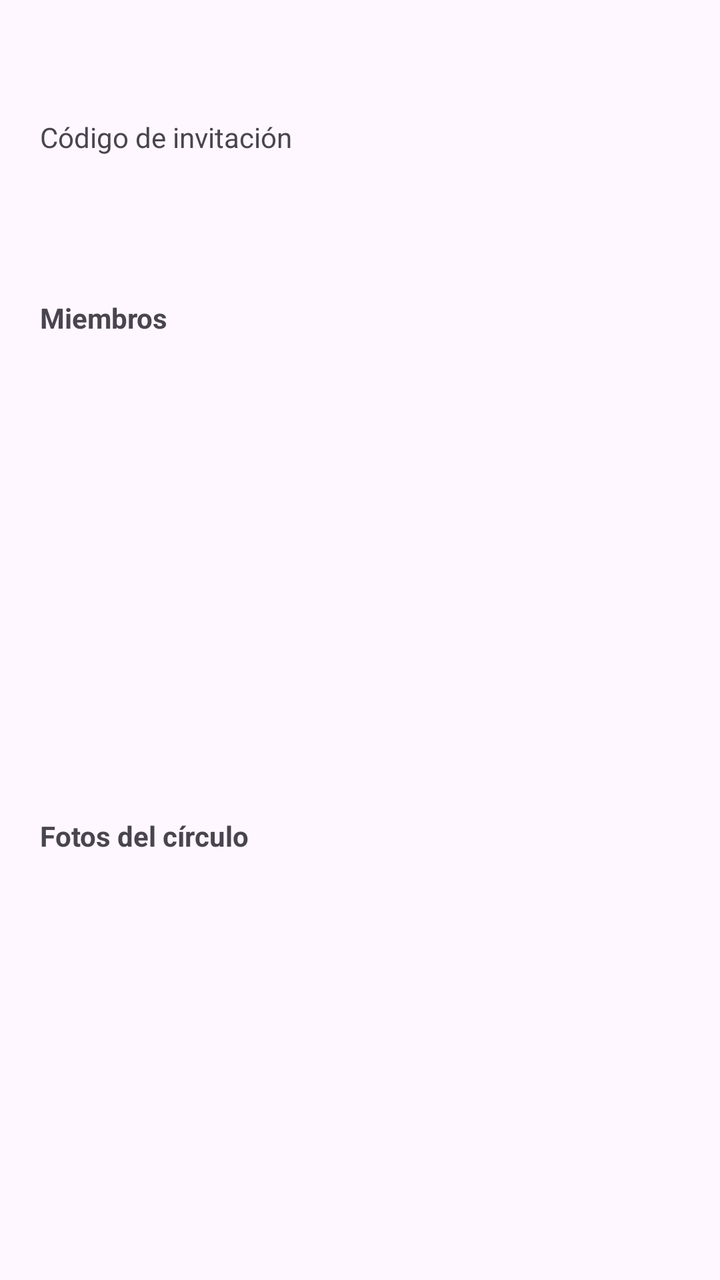
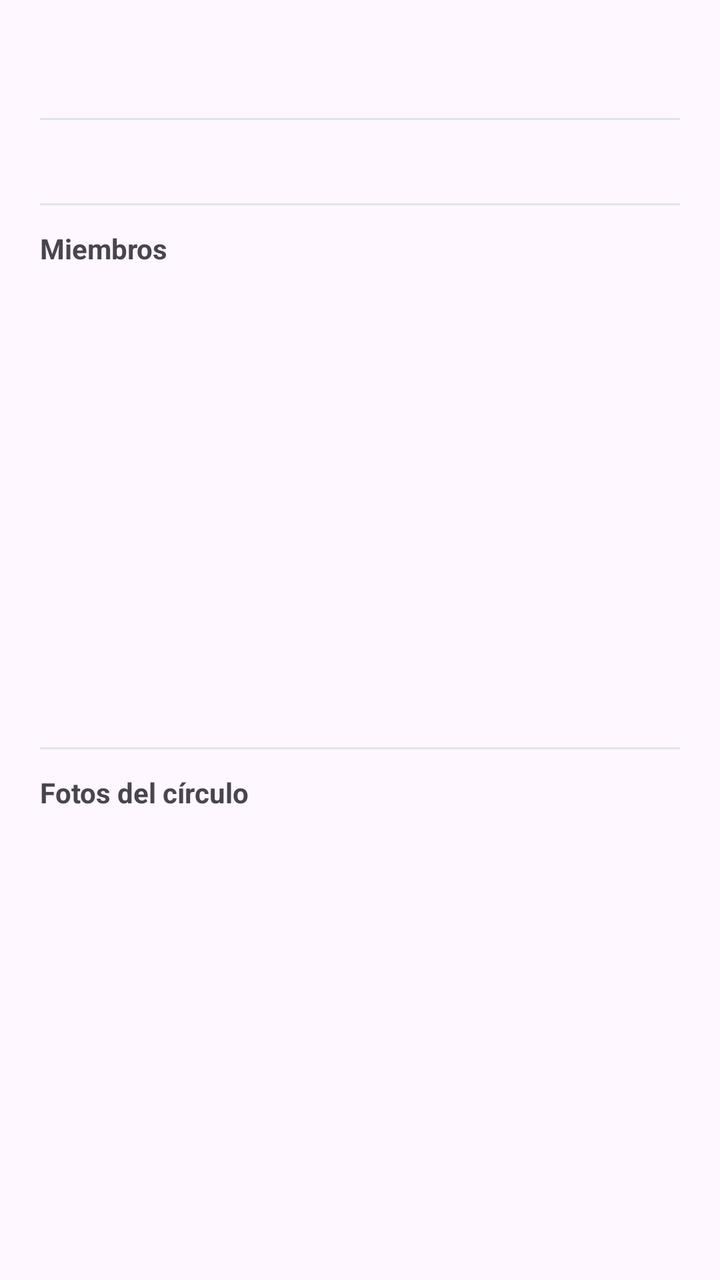

Two renders of the same Android screen: before a commit and after it. Below are the layout's source before the change and the commit's diff.
<!-- AndroidManifest.xml: application theme Theme.Pace -->
<!-- res/layout/dialog_group_info.xml -->
<?xml version="1.0" encoding="utf-8"?>
<ScrollView xmlns:android="http://schemas.android.com/apk/res/android"
    xmlns:app="http://schemas.android.com/apk/res-auto"
    android:layout_width="match_parent"
    android:layout_height="wrap_content"
    android:padding="20dp">

    <LinearLayout
        android:layout_width="match_parent"
        android:layout_height="wrap_content"
        android:orientation="vertical">

        
        <LinearLayout
            android:layout_width="match_parent"
            android:layout_height="wrap_content"
            android:gravity="center_vertical"
            android:orientation="horizontal">

            <EditText
                android:id="@+id/tv_group_name"
                android:layout_width="0dp"
                android:layout_height="wrap_content"
                android:layout_weight="1"
                android:textSize="20sp"
                android:textStyle="bold"
                android:background="@null"
                android:enabled="false"
                android:maxLines="1"
                android:imeOptions="actionDone"
                android:inputType="textCapSentences" />

            
            <ImageButton
                android:id="@+id/btn_edit_name"
                android:layout_width="36dp"
                android:layout_height="36dp"
                android:background="?attr/selectableItemBackgroundBorderless"
                android:src="@drawable/ic_edit"
                android:contentDescription="@string/group_rename_hint"
                android:visibility="gone"
                app:tint="@color/icon_color" />

            <com.google.android.material.button.MaterialButton
                android:id="@+id/btn_delete_group"
                android:layout_width="wrap_content"
                android:layout_height="40dp"
                android:text="@string/delete_group"
                android:textColor="@color/white"
                android:visibility="gone"
                app:backgroundTint="@color/error_red" />
        </LinearLayout>

        <TextView
            android:layout_width="wrap_content"
            android:layout_height="wrap_content"
            android:layout_marginTop="12dp"
            android:text="@string/group_join_code_label" />

        <TextView
            android:id="@+id/tv_join_code"
            android:layout_width="wrap_content"
            android:layout_height="wrap_content"
            android:textSize="18sp"
            android:textStyle="bold" />

        <TextView
            android:id="@+id/tv_members_summary"
            android:layout_width="wrap_content"
            android:layout_height="wrap_content"
            android:layout_marginTop="12dp" />

        
        <LinearLayout
            android:id="@+id/layout_admin_max"
            android:layout_width="match_parent"
            android:layout_height="wrap_content"
            android:layout_marginTop="12dp"
            android:orientation="vertical"
            android:visibility="gone">

            <TextView
                android:layout_width="wrap_content"
                android:layout_height="wrap_content"
                android:text="@string/group_max_members"
                android:textColor="@color/text_secondary"
                android:textSize="13sp" />

            
            <TextView
                android:id="@+id/tv_max_value"
                android:layout_width="wrap_content"
                android:layout_height="wrap_content"
                android:textSize="16sp"
                android:textStyle="bold"
                android:textColor="@color/text_primary"
                android:layout_gravity="center_horizontal"
                android:layout_marginTop="4dp" />

            <com.google.android.material.slider.Slider
                android:id="@+id/slider_max_members"
                android:layout_width="match_parent"
                android:layout_height="wrap_content"
                android:valueFrom="3"
                android:valueTo="6"
                android:stepSize="1" />

            <com.google.android.material.button.MaterialButton
                android:id="@+id/btn_save_max"
                android:layout_width="wrap_content"
                android:layout_height="wrap_content"
                android:layout_gravity="end"
                android:text="@string/save"
                android:textColor="@color/white"
                app:backgroundTint="@color/accent_primary" />

        </LinearLayout>

        <TextView
            android:layout_width="wrap_content"
            android:layout_height="wrap_content"
            android:layout_marginTop="16dp"
            android:text="@string/group_members_label"
            android:textStyle="bold" />

        <androidx.recyclerview.widget.RecyclerView
            android:id="@+id/rv_members"
            android:layout_width="match_parent"
            android:layout_height="220dp" />

        <com.google.android.material.button.MaterialButton
            android:id="@+id/btn_leave_group"
            android:layout_width="match_parent"
            android:layout_height="wrap_content"
            android:layout_marginTop="16dp"
            android:text="@string/leave_group"
            android:textColor="@color/white"
            android:visibility="gone"
            app:backgroundTint="@color/error_red" />

        
        <TextView
            android:layout_width="wrap_content"
            android:layout_height="wrap_content"
            android:layout_marginTop="20dp"
            android:text="@string/group_gallery_title"
            android:textStyle="bold"
            android:textSize="14sp" />

        <TextView
            android:id="@+id/tv_gallery_empty"
            android:layout_width="wrap_content"
            android:layout_height="wrap_content"
            android:layout_marginTop="8dp"
            android:text="@string/group_gallery_empty"
            android:textColor="@color/text_secondary"
            android:visibility="gone" />

        <androidx.recyclerview.widget.RecyclerView
            android:id="@+id/rv_photo_gallery"
            android:layout_width="match_parent"
            android:layout_height="200dp"
            android:layout_marginTop="8dp" />

    </LinearLayout>
</ScrollView>
<!-- resources referenced by this layout -->
<resources>
  <color name="accent_primary">#495057</color>
  <color name="error_red">#D32F2F</color>
  <color name="icon_color">#868E96</color>
  <color name="text_primary">#212529</color>
  <color name="text_secondary">#6C757D</color>
  <color name="white">#FFFFFFFF</color>
  <!-- drawable ic_edit (drawable) -->
  <vector xmlns:android="http://schemas.android.com/apk/res/android"
      android:width="24dp"
      android:height="24dp"
      android:viewportWidth="24"
      android:viewportHeight="24">
      <path
          android:fillColor="@android:color/black"
          android:pathData="M3,17.25V21h3.75L17.81,9.94l-3.75,-3.75L3,17.25zM20.71,7.04c0.39,-0.39 0.39,-1.02 0,-1.41l-2.34,-2.34c-0.39,-0.39 -1.02,-0.39 -1.41,0l-1.83,1.83 3.75,3.75 1.83,-1.83z"/>
  </vector>
  <string name="delete_group">Eliminar círculo</string>
  <string name="group_gallery_empty">Aún no hay fotos compartidas</string>
  <string name="group_gallery_title">Fotos del círculo</string>
  <string name="group_join_code_label">Código de invitación</string>
  <string name="group_max_members">Máximo participantes</string>
  <string name="group_members_label">Miembros</string>
  <string name="group_rename_hint">Nuevo nombre del grupo</string>
  <string name="leave_group">Salir del grupo</string>
  <string name="save">Guardar</string>
  <style name="Theme.Pace" parent="Base.Theme.Pace" />
  <style name="Base.Theme.Pace" parent="Theme.Material3.DayNight.NoActionBar">
          
          <item name="android:statusBarColor">@color/black</item>
          <item name="android:windowOptOutEdgeToEdgeEnforcement" tools:targetApi="35">true</item>
      </style>
  <color name="black">#FF000000</color>
</resources>

<!-- the commit's change to res/layout/dialog_group_info.xml (unified diff, before → after) -->
@@ -30,7 +30,6 @@
                 android:imeOptions="actionDone"
                 android:inputType="textCapSentences" />
 
-            
             <ImageButton
                 android:id="@+id/btn_edit_name"
                 android:layout_width="36dp"
@@ -41,41 +40,61 @@
                 android:visibility="gone"
                 app:tint="@color/icon_color" />
 
-            <com.google.android.material.button.MaterialButton
-                android:id="@+id/btn_delete_group"
-                android:layout_width="wrap_content"
-                android:layout_height="40dp"
-                android:text="@string/delete_group"
-                android:textColor="@color/white"
-                android:visibility="gone"
-                app:backgroundTint="@color/error_red" />
         </LinearLayout>
 
-        <TextView
-            android:layout_width="wrap_content"
-            android:layout_height="wrap_content"
+        
+        <View
+            android:layout_width="match_parent"
+            android:layout_height="1dp"
+            android:background="@color/border_color"
             android:layout_marginTop="12dp"
-            android:text="@string/group_join_code_label" />
-
-        <TextView
-            android:id="@+id/tv_join_code"
-            android:layout_width="wrap_content"
-            android:layout_height="wrap_content"
-            android:textSize="18sp"
-            android:textStyle="bold" />
-
+            android:layout_marginBottom="12dp" />
+
+        
+        <LinearLayout
+            android:id="@+id/layout_join_code"
+            android:layout_width="match_parent"
+            android:layout_height="wrap_content"
+            android:orientation="vertical"
+            android:visibility="gone">
+
+            <TextView
+                android:layout_width="wrap_content"
+                android:layout_height="wrap_content"
+                android:text="@string/group_join_code_label"
+                android:textColor="@color/text_secondary"
+                android:textSize="12sp" />
+
+            <TextView
+                android:id="@+id/tv_join_code"
+                android:layout_width="wrap_content"
+                android:layout_height="wrap_content"
+                android:textSize="18sp"
+                android:textStyle="bold"
+                android:layout_marginTop="2dp" />
+
+            <View
+                android:layout_width="match_parent"
+                android:layout_height="1dp"
+                android:background="@color/border_color"
+                android:layout_marginTop="12dp"
+                android:layout_marginBottom="12dp" />
+
+        </LinearLayout>
+
+        
         <TextView
             android:id="@+id/tv_members_summary"
             android:layout_width="wrap_content"
             android:layout_height="wrap_content"
-            android:layout_marginTop="12dp" />
-
-        
+            android:textColor="@color/text_secondary"
+            android:textSize="13sp" />
+
         <LinearLayout
             android:id="@+id/layout_admin_max"
             android:layout_width="match_parent"
             android:layout_height="wrap_content"
-            android:layout_marginTop="12dp"
+            android:layout_marginTop="8dp"
             android:orientation="vertical"
             android:visibility="gone">
 
@@ -84,9 +103,9 @@
                 android:layout_height="wrap_content"
                 android:text="@string/group_max_members"
                 android:textColor="@color/text_secondary"
-                android:textSize="13sp" />
-
-            
+                android:textSize="12sp"
+                android:layout_marginTop="4dp" />
+
             <TextView
                 android:id="@+id/tv_max_value"
                 android:layout_width="wrap_content"
@@ -103,46 +122,58 @@
                 android:layout_height="wrap_content"
                 android:valueFrom="3"
                 android:valueTo="6"
-                android:stepSize="1" />
+                android:stepSize="1"
+                app:trackColorActive="@color/text_secondary"
+                app:trackColorInactive="@color/border_color"
+                app:thumbColor="@color/text_secondary"
+                app:tickColorActive="@color/white"
+                app:tickColorInactive="@color/text_secondary" />
 
             <com.google.android.material.button.MaterialButton
                 android:id="@+id/btn_save_max"
+                style="@style/Widget.MaterialComponents.Button.TextButton"
                 android:layout_width="wrap_content"
                 android:layout_height="wrap_content"
                 android:layout_gravity="end"
                 android:text="@string/save"
-                android:textColor="@color/white"
-                app:backgroundTint="@color/accent_primary" />
+                android:textColor="@color/text_secondary" />
 
         </LinearLayout>
 
-        <TextView
-            android:layout_width="wrap_content"
-            android:layout_height="wrap_content"
-            android:layout_marginTop="16dp"
+        
+        <View
+            android:layout_width="match_parent"
+            android:layout_height="1dp"
+            android:background="@color/border_color"
+            android:layout_marginTop="12dp"
+            android:layout_marginBottom="12dp" />
+
+        
+        <TextView
+            android:layout_width="wrap_content"
+            android:layout_height="wrap_content"
             android:text="@string/group_members_label"
-            android:textStyle="bold" />
+            android:textStyle="bold"
+            android:textSize="14sp" />
 
         <androidx.recyclerview.widget.RecyclerView
             android:id="@+id/rv_members"
             android:layout_width="match_parent"
-            android:layout_height="220dp" />
-
-        <com.google.android.material.button.MaterialButton
-            android:id="@+id/btn_leave_group"
-            android:layout_width="match_parent"
-            android:layout_height="wrap_content"
-            android:layout_marginTop="16dp"
-            android:text="@string/leave_group"
-            android:textColor="@color/white"
-            android:visibility="gone"
-            app:backgroundTint="@color/error_red" />
-
-        
-        <TextView
-            android:layout_width="wrap_content"
-            android:layout_height="wrap_content"
-            android:layout_marginTop="20dp"
+            android:layout_height="220dp"
+            android:layout_marginTop="8dp" />
+
+        
+        <View
+            android:layout_width="match_parent"
+            android:layout_height="1dp"
+            android:background="@color/border_color"
+            android:layout_marginTop="12dp"
+            android:layout_marginBottom="12dp" />
+
+        
+        <TextView
+            android:layout_width="wrap_content"
+            android:layout_height="wrap_content"
             android:text="@string/group_gallery_title"
             android:textStyle="bold"
             android:textSize="14sp" />
@@ -162,5 +193,39 @@
             android:layout_height="200dp"
             android:layout_marginTop="8dp" />
 
+        
+        <View
+            android:layout_width="match_parent"
+            android:layout_height="1dp"
+            android:background="@color/border_color"
+            android:layout_marginTop="16dp"
+            android:layout_marginBottom="8dp" />
+
+        
+        <com.google.android.material.button.MaterialButton
+            android:id="@+id/btn_delete_group"
+            style="@style/Widget.MaterialComponents.Button.OutlinedButton"
+            android:layout_width="wrap_content"
+            android:layout_height="36dp"
+            android:layout_gravity="center_horizontal"
+            android:text="@string/delete_group"
+            android:textSize="13sp"
+            android:visibility="gone"
+            app:strokeColor="@color/error_red"
+            android:textColor="@color/error_red" />
+
+        
+        <com.google.android.material.button.MaterialButton
+            android:id="@+id/btn_leave_group"
+            style="@style/Widget.MaterialComponents.Button.OutlinedButton"
+            android:layout_width="wrap_content"
+            android:layout_height="36dp"
+            android:layout_gravity="center_horizontal"
+            android:text="@string/leave_group"
+            android:textSize="13sp"
+            android:visibility="gone"
+            app:strokeColor="@color/error_red"
+            android:textColor="@color/error_red" />
+
     </LinearLayout>
 </ScrollView>
<!-- resource entries referenced after the edit -->
@@ -1,6 +1,6 @@
 <!-- resources referenced by this layout -->
 <resources>
-  <color name="accent_primary">#495057</color>
+  <color name="border_color">#DEE2E6</color>
   <color name="error_red">#D32F2F</color>
   <color name="icon_color">#868E96</color>
   <color name="text_primary">#212529</color>
